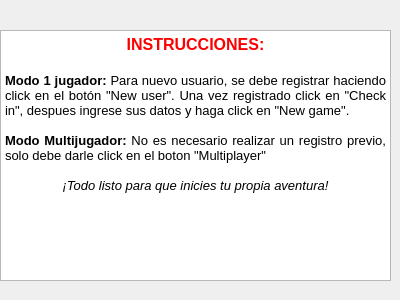
Mauricioduque/Proyecto_final, file Rabbits_Adventures/instructions.ui: the form before one commit.
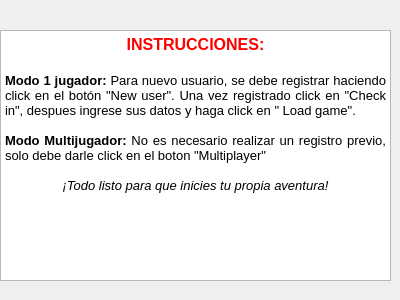
The form after the commit.

```diff
--- a/Rabbits_Adventures/instructions.ui
+++ b/Rabbits_Adventures/instructions.ui
@@ -29,7 +29,7 @@
 &lt;/style&gt;&lt;/head&gt;&lt;body style=&quot; font-family:'MS Shell Dlg 2'; font-size:8.25pt; font-weight:400; font-style:normal;&quot;&gt;
 &lt;p align=&quot;center&quot; style=&quot; margin-top:0px; margin-bottom:0px; margin-left:0px; margin-right:0px; -qt-block-indent:0; text-indent:0px;&quot;&gt;&lt;span style=&quot; font-size:12pt; font-weight:600; color:#ff0000;&quot;&gt;INSTRUCCIONES:&lt;/span&gt;&lt;/p&gt;
 &lt;p align=&quot;center&quot; style=&quot;-qt-paragraph-type:empty; margin-top:0px; margin-bottom:0px; margin-left:0px; margin-right:0px; -qt-block-indent:0; text-indent:0px; font-size:12pt; font-weight:600; color:#ff0000;&quot;&gt;&lt;br /&gt;&lt;/p&gt;
-&lt;p align=&quot;justify&quot; style=&quot; margin-top:0px; margin-bottom:0px; margin-left:0px; margin-right:0px; -qt-block-indent:0; text-indent:0px;&quot;&gt;&lt;span style=&quot; font-size:10pt; font-weight:600; color:#000000;&quot;&gt;Modo 1 jugador: &lt;/span&gt;&lt;span style=&quot; font-size:10pt; color:#000000;&quot;&gt;Para nuevo usuario, se debe registrar haciendo click en el botón &amp;quot;New user&amp;quot;. Una vez registrado click en &amp;quot;Check in&amp;quot;, despues ingrese sus datos y haga click en &amp;quot;New game&amp;quot;.&lt;/span&gt;&lt;/p&gt;
+&lt;p align=&quot;justify&quot; style=&quot; margin-top:0px; margin-bottom:0px; margin-left:0px; margin-right:0px; -qt-block-indent:0; text-indent:0px;&quot;&gt;&lt;span style=&quot; font-size:10pt; font-weight:600; color:#000000;&quot;&gt;Modo 1 jugador: &lt;/span&gt;&lt;span style=&quot; font-size:10pt; color:#000000;&quot;&gt;Para nuevo usuario, se debe registrar haciendo click en el botón &amp;quot;New user&amp;quot;. Una vez registrado click en &amp;quot;Check in&amp;quot;, despues ingrese sus datos y haga click en &amp;quot; Load game&amp;quot;.&lt;/span&gt;&lt;/p&gt;
 &lt;p align=&quot;justify&quot; style=&quot;-qt-paragraph-type:empty; margin-top:0px; margin-bottom:0px; margin-left:0px; margin-right:0px; -qt-block-indent:0; text-indent:0px; font-size:10pt; color:#000000;&quot;&gt;&lt;br /&gt;&lt;/p&gt;
 &lt;p align=&quot;justify&quot; style=&quot; margin-top:0px; margin-bottom:0px; margin-left:0px; margin-right:0px; -qt-block-indent:0; text-indent:0px;&quot;&gt;&lt;span style=&quot; font-size:10pt; font-weight:600; color:#000000;&quot;&gt;Modo Multijugador:&lt;/span&gt;&lt;span style=&quot; font-size:10pt; color:#000000;&quot;&gt; No es necesario realizar un registro previo, solo debe darle click en el boton &amp;quot;Multiplayer&amp;quot;&lt;/span&gt;&lt;/p&gt;
 &lt;p align=&quot;justify&quot; style=&quot;-qt-paragraph-type:empty; margin-top:0px; margin-bottom:0px; margin-left:0px; margin-right:0px; -qt-block-indent:0; text-indent:0px; font-size:10pt; color:#000000;&quot;&gt;&lt;br /&gt;&lt;/p&gt;
```
